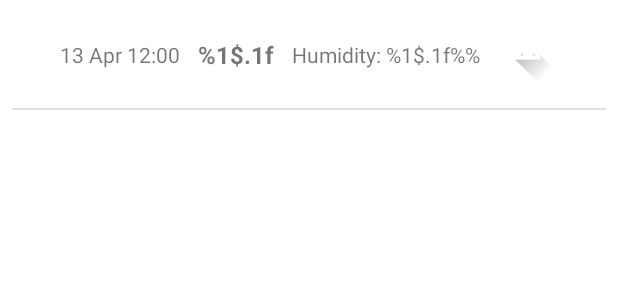
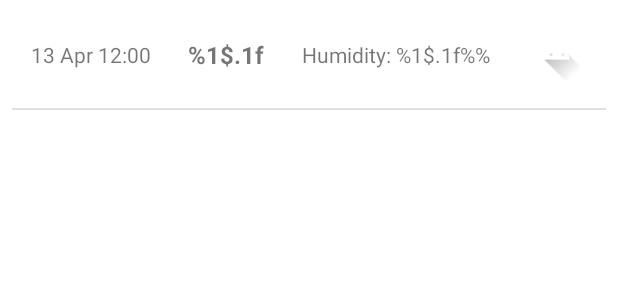
Before and after one commit to peeranont-jam/android_basic_weather_forecast, an Android app: the layout item_whole_day_forecast.xml on its own in the app's theme, with its tools: preview values and no code run, on a phone screen of 412 x 824 dp. Shown: the top 300 px of the screen. Run offline under Robolectric (Android 15) with nearby library versions, the phone set to English and light mode, and no system bars.

Commit message:
Adjust forecast item's guideline percentage

```diff
--- a/app/src/main/res/layout/item_whole_day_forecast.xml
+++ b/app/src/main/res/layout/item_whole_day_forecast.xml
@@ -10,14 +10,14 @@
         android:layout_width="wrap_content"
         android:layout_height="wrap_content"
         android:orientation="vertical"
-        app:layout_constraintGuide_begin="40dp" />
+        app:layout_constraintGuide_percent="0.05" />
 
     <androidx.constraintlayout.widget.Guideline
         android:id="@+id/guide_end"
         android:layout_width="wrap_content"
         android:layout_height="wrap_content"
         android:orientation="vertical"
-        app:layout_constraintGuide_end="40dp" />
+        app:layout_constraintGuide_percent="0.95" />
 
     <TextView
         android:id="@+id/tv_date_time"
```
